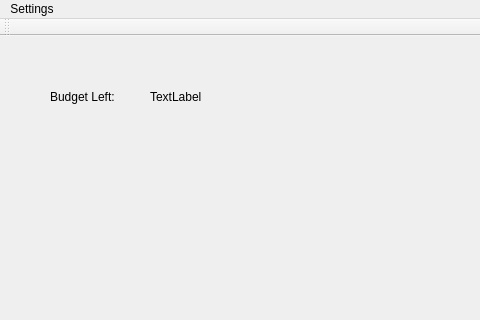
First picture: the form in EZbudget/maindashboard.ui, repository IvanInandan/EZBudget, before the edit; both pictures show x 0 to 480 and y 0 to 320 of the 973 by 823 pixel window.
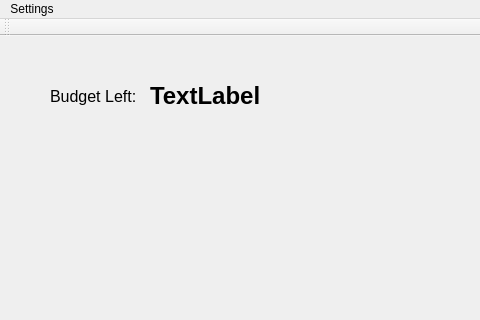
Second picture: the form after the edit.

Commit message:
Connected UI to account.
Connected UI to hard-coded account values.

The edit to the form file:
```diff
--- a/EZbudget/maindashboard.ui
+++ b/EZbudget/maindashboard.ui
@@ -65,12 +65,12 @@
      <rect>
       <x>50</x>
       <y>40</y>
-      <width>81</width>
+      <width>111</width>
       <height>41</height>
      </rect>
     </property>
     <property name="text">
-     <string>Budget Left:</string>
+     <string>&lt;html&gt;&lt;head/&gt;&lt;body&gt;&lt;p&gt;&lt;span style=&quot; font-size:12pt;&quot;&gt;Budget Left:&lt;/span&gt;&lt;/p&gt;&lt;/body&gt;&lt;/html&gt;</string>
     </property>
    </widget>
    <widget class="QLabel" name="budgetLabelUpdate">
@@ -78,12 +78,12 @@
      <rect>
       <x>150</x>
       <y>40</y>
-      <width>91</width>
+      <width>131</width>
       <height>41</height>
      </rect>
     </property>
     <property name="text">
-     <string>TextLabel</string>
+     <string>&lt;html&gt;&lt;head/&gt;&lt;body&gt;&lt;p&gt;&lt;span style=&quot; font-size:18pt; font-weight:600;&quot;&gt;TextLabel&lt;/span&gt;&lt;/p&gt;&lt;/body&gt;&lt;/html&gt;</string>
     </property>
    </widget>
   </widget>
```
The commit also changes 6 other files.
